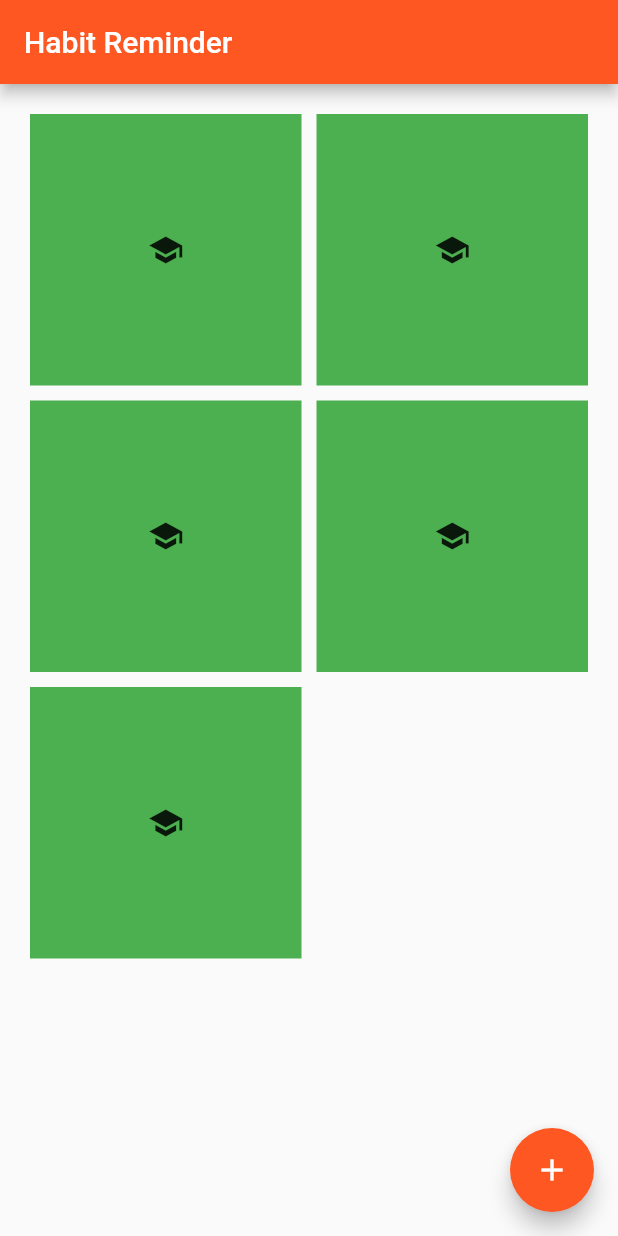
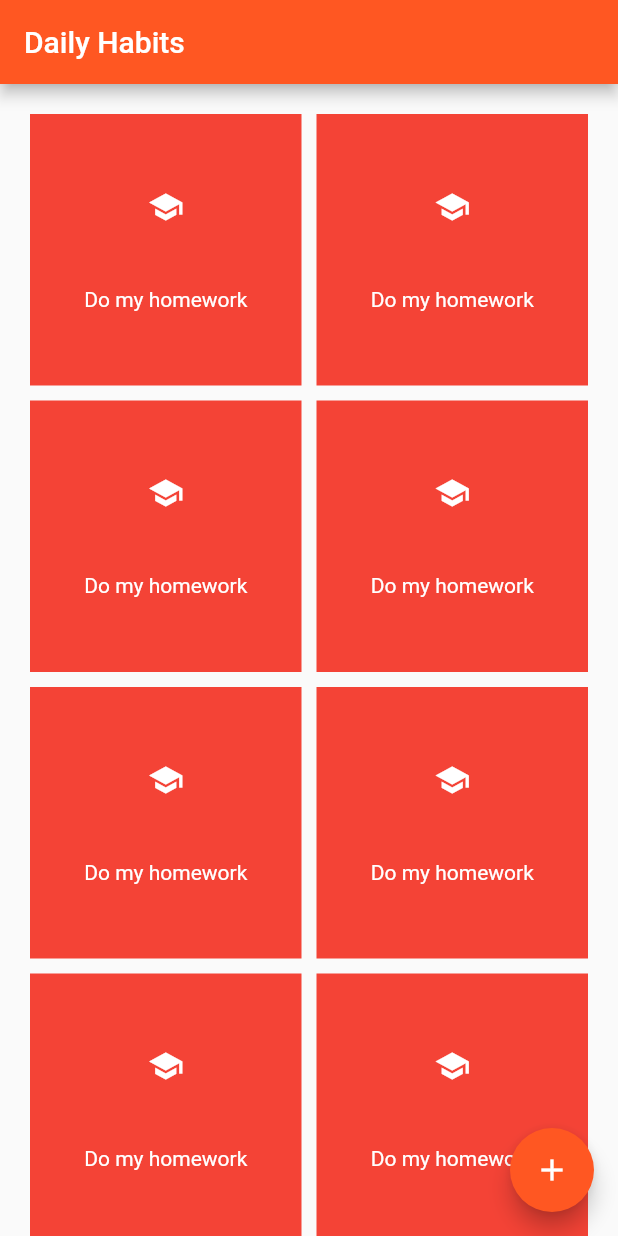
Before and after one commit to AngusFiedler/Hack_MIT_2020, a Flutter app: the screen it shows after launch, on a phone screen of 412 x 824 dp. Run offline on Flutter 3.47's test engine with Material 2 defaults, Android fonts, the phone set to English and light mode, and no system bars; drawn by our look-alikes of flip_card; our stand-ins replace shared_preferences.

Commit message:
Updated Card UI

```diff
--- /dev/null
+++ b/habit_reminder/lib/flip_card.dart
@@ -0,0 +1,184 @@
+library flip_card;
+
+import 'dart:math';
+import 'package:flutter/material.dart';
+
+enum FlipDirection {
+  VERTICAL,
+  HORIZONTAL,
+}
+
+class AnimationCard extends StatelessWidget {
+  AnimationCard({this.child, this.animation, this.direction});
+
+  final Widget child;
+  final Animation<double> animation;
+  final FlipDirection direction;
+
+  @override
+  Widget build(BuildContext context) {
+    return AnimatedBuilder(
+      animation: animation,
+      builder: (BuildContext context, Widget child) {
+        var transform = Matrix4.identity();
+        transform.setEntry(3, 2, 0.001);
+        if (direction == FlipDirection.VERTICAL) {
+          transform.rotateX(animation.value);
+        } else {
+          transform.rotateY(animation.value);
+        }
+        return Transform(
+          transform: transform,
+          alignment: Alignment.center,
+          child: child,
+        );
+      },
+      child: child,
+    );
+  }
+}
+
+typedef void BoolCallback(bool isFront);
+
+class FlipCard extends StatefulWidget {
+  final Widget front;
+  final Widget back;
+
+  /// The amount of milliseconds a turn animation will take.
+  final int speed;
+  final FlipDirection direction;
+  final VoidCallback onFlip;
+  final BoolCallback onFlipDone;
+
+  final bool onFront;
+
+  final bool flipOnTouch;
+
+  const FlipCard(
+      {Key key,
+      @required this.front,
+      @required this.back,
+      this.speed = 500,
+      this.onFlip,
+      this.onFlipDone,
+      this.onFront,
+      this.direction = FlipDirection.HORIZONTAL,
+      this.flipOnTouch = true})
+      : super(key: key);
+
+  @override
+  State<StatefulWidget> createState() {
+    return FlipCardState();
+  }
+}
+
+class FlipCardState extends State<FlipCard>
+    with SingleTickerProviderStateMixin {
+  AnimationController controller;
+  Animation<double> _frontRotation;
+  Animation<double> _backRotation;
+
+  bool isFront = false;
+
+  @override
+  void initState() {
+    super.initState();
+    controller = AnimationController(
+        duration: Duration(milliseconds: widget.speed), vsync: this);
+    _frontRotation = TweenSequence(
+      <TweenSequenceItem<double>>[
+        TweenSequenceItem<double>(
+          tween: Tween(begin: 0.0, end: pi / 2)
+              .chain(CurveTween(curve: Curves.easeIn)),
+          weight: 50.0,
+        ),
+        TweenSequenceItem<double>(
+          tween: ConstantTween<double>(pi / 2),
+          weight: 50.0,
+        ),
+      ],
+    ).animate(controller);
+    _backRotation = TweenSequence(
+      <TweenSequenceItem<double>>[
+        TweenSequenceItem<double>(
+          tween: ConstantTween<double>(pi / 2),
+          weight: 50.0,
+        ),
+        TweenSequenceItem<double>(
+          tween: Tween(begin: -pi / 2, end: 0.0)
+              .chain(CurveTween(curve: Curves.easeOut)),
+          weight: 50.0,
+        ),
+      ],
+    ).animate(controller);
+    controller.addStatusListener((status) {
+      if (status == AnimationStatus.completed ||
+          status == AnimationStatus.dismissed) {
+        if (widget.onFlipDone != null) widget.onFlipDone(isFront);
+      }
+    });
+    if (!widget.onFront) {
+      controller.forward();
+      setState(() {
+        isFront = !isFront;
+      });
+    }
+  }
+
+  void toggleCard() {
+    if (widget.onFlip != null) {
+      widget.onFlip();
+    }
+    if (isFront) {
+      controller.forward();
+    } else {
+      controller.reverse();
+    }
+
+    setState(() {
+      isFront = !isFront;
+    });
+  }
+
+  @override
+  Widget build(BuildContext context) {
+    final child = Stack(
+      fit: StackFit.passthrough,
+      children: <Widget>[
+        _buildContent(front: true),
+        _buildContent(front: false),
+      ],
+    );
+
+    // if we need to flip the card on taps, wrap the content
+    if (widget.flipOnTouch) {
+      return GestureDetector(
+        behavior: HitTestBehavior.translucent,
+        onTap: toggleCard,
+        child: child,
+      );
+    }
+    return child;
+  }
+
+  Widget _buildContent({@required bool front}) {
+    // pointer events that would reach the backside of the card should be
+    // ignored
+    return IgnorePointer(
+      // absorb the front card when the background is active (!isFront),
+      // absorb the background when the front is active
+      ignoring: front ? !isFront : isFront,
+      child: AnimationCard(
+        animation: front ? _frontRotation : _backRotation,
+        child: front ? widget.front : widget.back,
+        direction: widget.direction,
+      ),
+    );
+  }
+
+  @override
+  void dispose() {
+    controller.dispose();
+    super.dispose();
+  }
+}
--- a/habit_reminder/lib/main.dart
+++ b/habit_reminder/lib/main.dart
@@ -1,6 +1,6 @@
 import 'package:flutter/material.dart';
 import 'package:shared_preferences/shared_preferences.dart';
-import 'package:flip_card/flip_card.dart';
+import 'flip_card.dart';
 
 void main() {
   runApp(App());
@@ -10,12 +10,12 @@ class App extends StatelessWidget {
   @override
   Widget build(BuildContext context) {
     return MaterialApp(
-      title: 'Habit Reminder',
+      title: 'Daily Habits',
       theme: ThemeData(
         primarySwatch: Colors.deepOrange,
         visualDensity: VisualDensity.adaptivePlatformDensity,
       ),
-      home: Dashboard(title: 'Habit Reminder'),
+      home: Dashboard(title: 'Daily Habits'),
     );
   }
 }
@@ -62,19 +62,48 @@ class _DashboardState extends State<Dashboard> {
   List<Widget> _create_cards() {
     List listings = List<Widget>();
     int i = 0;
-    for (i = 0; i < 5; i++) {
+    for (i = 0; i < 30; i++) {
       listings.add(
         FlipCard(
+          onFront: false,
           direction: FlipDirection.HORIZONTAL, // default
           front: Container(
             padding: const EdgeInsets.all(8),
-            child: const Icon(Icons.school),
+            child: Column(
+              mainAxisAlignment: MainAxisAlignment.spaceEvenly,
+              children: [
+                Text('Task Complete!',
+                    style: TextStyle(
+                      color: Colors.white,
+                    )),
+                Icon(
+                  Icons.school,
+                  color: Colors.white,
+                ),
+                Text('Do my homework',
+                    style: TextStyle(
+                      color: Colors.white,
+                    )),
+              ],
+            ),
             color: Colors.green,
           ),
-        //   ),
+          //   ),
           back: Container(
             padding: const EdgeInsets.all(8),
-            child: const Icon(Icons.school),
+            child: Column(
+              mainAxisAlignment: MainAxisAlignment.spaceEvenly,
+              children: [
+                Icon(
+                  Icons.school,
+                  color: Colors.white,
+                ),
+                Text('Do my homework',
+                    style: TextStyle(
+                      color: Colors.white,
+                    )),
+              ],
+            ),
             color: Colors.red,
           ),
         ),
```
